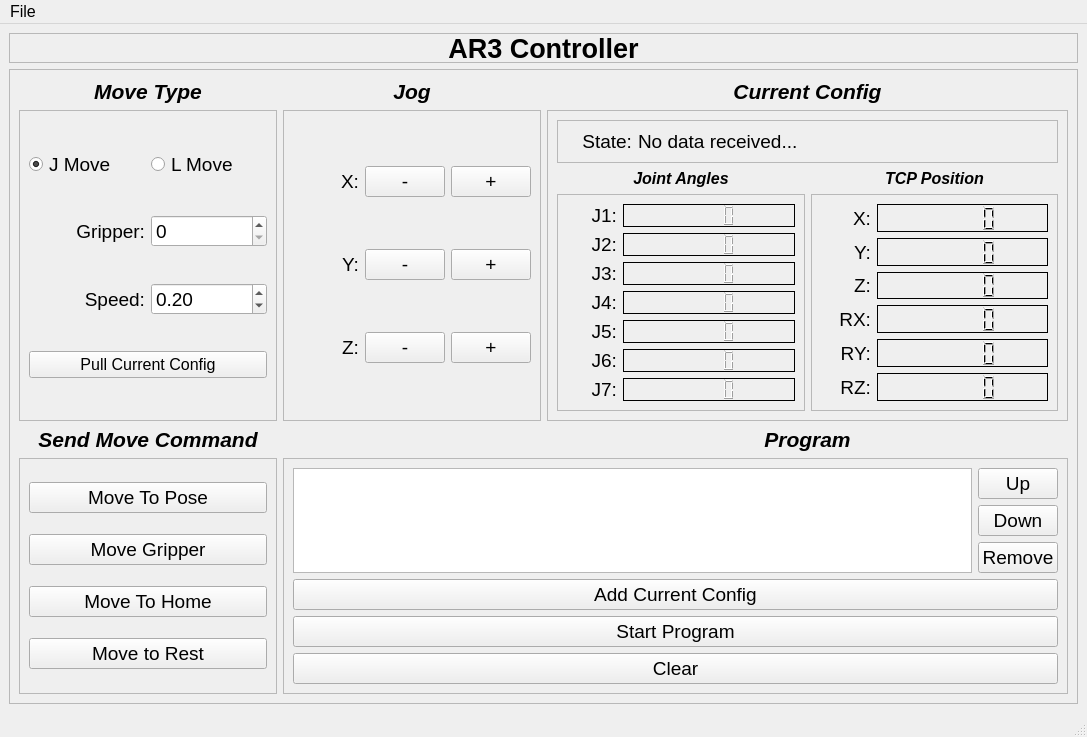
Above: src/ar3/src/ar3/ui/ar3_controller.ui from kpdudek/Robotics before the change. Below: the same form after it.
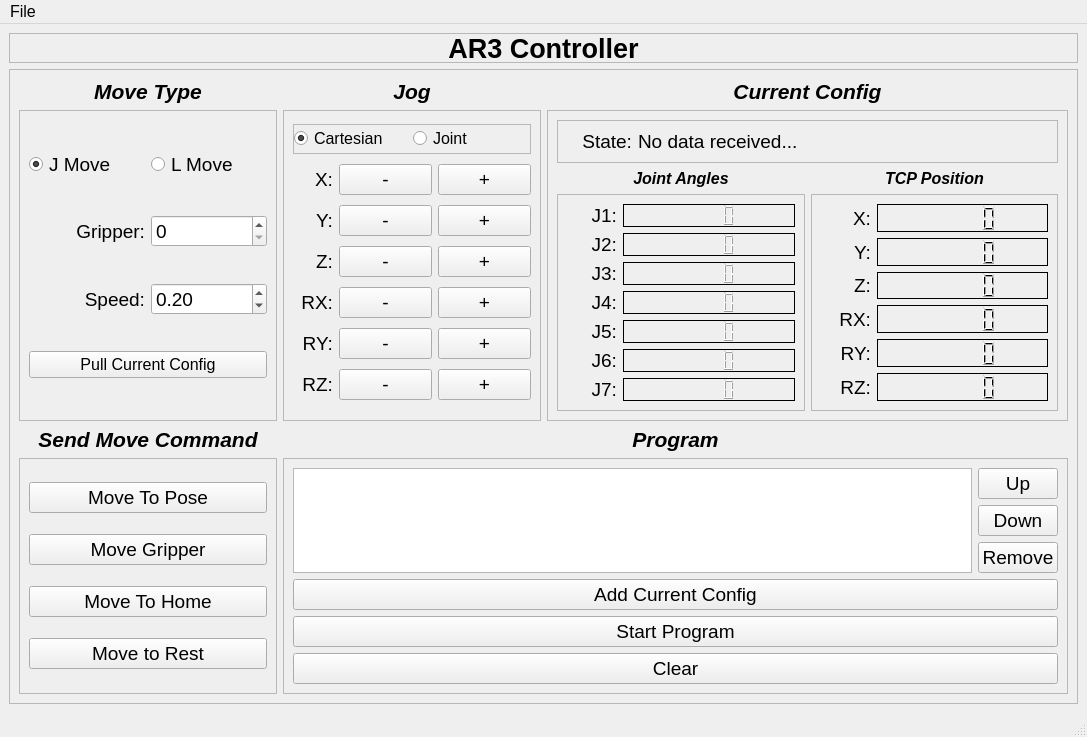
That is the form after the change.

Commit message: Joint and cartesian jog control added

Patch:
```diff
--- a/src/ar3/src/ar3/ui/ar3_controller.ui
+++ b/src/ar3/src/ar3/ui/ar3_controller.ui
@@ -77,36 +77,6 @@
          </property>
         </widget>
        </item>
-       <item row="6" column="2" colspan="2">
-        <widget class="QLabel" name="label_2">
-         <property name="minimumSize">
-          <size>
-           <width>0</width>
-           <height>0</height>
-          </size>
-         </property>
-         <property name="maximumSize">
-          <size>
-           <width>16777215</width>
-           <height>30</height>
-          </size>
-         </property>
-         <property name="font">
-          <font>
-           <pointsize>16</pointsize>
-           <weight>75</weight>
-           <italic>true</italic>
-           <bold>true</bold>
-          </font>
-         </property>
-         <property name="text">
-          <string>Program</string>
-         </property>
-         <property name="alignment">
-          <set>Qt::AlignCenter</set>
-         </property>
-        </widget>
-       </item>
        <item row="7" column="0">
         <widget class="QFrame" name="frame_6">
          <property name="frameShape">
@@ -892,18 +862,6 @@
          </property>
          <layout class="QGridLayout" name="gridLayout_5">
           <item row="1" column="2">
-           <widget class="QPushButton" name="jog_y_pos_button">
-            <property name="font">
-             <font>
-              <pointsize>14</pointsize>
-             </font>
-            </property>
-            <property name="text">
-             <string>+</string>
-            </property>
-           </widget>
-          </item>
-          <item row="0" column="2">
            <widget class="QPushButton" name="jog_x_pos_button">
             <property name="font">
              <font>
@@ -915,23 +873,20 @@
             </property>
            </widget>
           </item>
-          <item row="0" column="0">
-           <widget class="QLabel" name="label_25">
-            <property name="font">
-             <font>
-              <pointsize>14</pointsize>
-             </font>
+          <item row="2" column="0">
+           <widget class="QLabel" name="ax2_label">
+            <property name="minimumSize">
+             <size>
+              <width>40</width>
+              <height>0</height>
+             </size>
             </property>
-            <property name="text">
-             <string>X:</string>
+            <property name="maximumSize">
+             <size>
+              <width>40</width>
+              <height>16777215</height>
+             </size>
             </property>
-            <property name="alignment">
-             <set>Qt::AlignRight|Qt::AlignTrailing|Qt::AlignVCenter</set>
-            </property>
-           </widget>
-          </item>
-          <item row="1" column="0">
-           <widget class="QLabel" name="label_26">
             <property name="font">
              <font>
               <pointsize>14</pointsize>
@@ -945,8 +900,8 @@
             </property>
            </widget>
           </item>
-          <item row="1" column="1">
-           <widget class="QPushButton" name="jog_y_neg_button">
+          <item row="4" column="1">
+           <widget class="QPushButton" name="jog_rx_neg_button">
             <property name="font">
              <font>
               <pointsize>14</pointsize>
@@ -957,7 +912,7 @@
             </property>
            </widget>
           </item>
-          <item row="0" column="1">
+          <item row="1" column="1">
            <widget class="QPushButton" name="jog_x_neg_button">
             <property name="font">
              <font>
@@ -969,7 +924,46 @@
             </property>
            </widget>
           </item>
-          <item row="2" column="1">
+          <item row="5" column="0">
+           <widget class="QLabel" name="ax5_label">
+            <property name="minimumSize">
+             <size>
+              <width>40</width>
+              <height>0</height>
+             </size>
+            </property>
+            <property name="maximumSize">
+             <size>
+              <width>40</width>
+              <height>16777215</height>
+             </size>
+            </property>
+            <property name="font">
+             <font>
+              <pointsize>14</pointsize>
+             </font>
+            </property>
+            <property name="text">
+             <string>RY:</string>
+            </property>
+            <property name="alignment">
+             <set>Qt::AlignRight|Qt::AlignTrailing|Qt::AlignVCenter</set>
+            </property>
+           </widget>
+          </item>
+          <item row="5" column="2">
+           <widget class="QPushButton" name="jog_ry_pos_button">
+            <property name="font">
+             <font>
+              <pointsize>14</pointsize>
+             </font>
+            </property>
+            <property name="text">
+             <string>+</string>
+            </property>
+           </widget>
+          </item>
+          <item row="3" column="1">
            <widget class="QPushButton" name="jog_z_neg_button">
             <property name="font">
              <font>
@@ -981,20 +975,74 @@
             </property>
            </widget>
           </item>
-          <item row="2" column="2">
-           <widget class="QPushButton" name="jog_z_pos_button">
+          <item row="6" column="0">
+           <widget class="QLabel" name="ax6_label">
+            <property name="minimumSize">
+             <size>
+              <width>40</width>
+              <height>0</height>
+             </size>
+            </property>
+            <property name="maximumSize">
+             <size>
+              <width>40</width>
+              <height>16777215</height>
+             </size>
+            </property>
             <property name="font">
              <font>
               <pointsize>14</pointsize>
              </font>
             </property>
             <property name="text">
-             <string>+</string>
+             <string>RZ:</string>
             </property>
+            <property name="alignment">
+             <set>Qt::AlignRight|Qt::AlignTrailing|Qt::AlignVCenter</set>
+            </property>
            </widget>
           </item>
-          <item row="2" column="0">
-           <widget class="QLabel" name="label_27">
+          <item row="4" column="0">
+           <widget class="QLabel" name="ax4_label">
+            <property name="minimumSize">
+             <size>
+              <width>40</width>
+              <height>0</height>
+             </size>
+            </property>
+            <property name="maximumSize">
+             <size>
+              <width>40</width>
+              <height>16777215</height>
+             </size>
+            </property>
+            <property name="font">
+             <font>
+              <pointsize>14</pointsize>
+             </font>
+            </property>
+            <property name="text">
+             <string>RX:</string>
+            </property>
+            <property name="alignment">
+             <set>Qt::AlignRight|Qt::AlignTrailing|Qt::AlignVCenter</set>
+            </property>
+           </widget>
+          </item>
+          <item row="3" column="0">
+           <widget class="QLabel" name="ax3_label">
+            <property name="minimumSize">
+             <size>
+              <width>40</width>
+              <height>0</height>
+             </size>
+            </property>
+            <property name="maximumSize">
+             <size>
+              <width>40</width>
+              <height>16777215</height>
+             </size>
+            </property>
             <property name="font">
              <font>
               <pointsize>14</pointsize>
@@ -1008,6 +1056,167 @@
             </property>
            </widget>
           </item>
+          <item row="6" column="2">
+           <widget class="QPushButton" name="jog_rz_pos_button">
+            <property name="font">
+             <font>
+              <pointsize>14</pointsize>
+             </font>
+            </property>
+            <property name="text">
+             <string>+</string>
+            </property>
+           </widget>
+          </item>
+          <item row="6" column="1">
+           <widget class="QPushButton" name="jog_rz_neg_button">
+            <property name="font">
+             <font>
+              <pointsize>14</pointsize>
+             </font>
+            </property>
+            <property name="text">
+             <string>-</string>
+            </property>
+           </widget>
+          </item>
+          <item row="3" column="2">
+           <widget class="QPushButton" name="jog_z_pos_button">
+            <property name="font">
+             <font>
+              <pointsize>14</pointsize>
+             </font>
+            </property>
+            <property name="text">
+             <string>+</string>
+            </property>
+           </widget>
+          </item>
+          <item row="4" column="2">
+           <widget class="QPushButton" name="jog_rx_pos_button">
+            <property name="font">
+             <font>
+              <pointsize>14</pointsize>
+             </font>
+            </property>
+            <property name="text">
+             <string>+</string>
+            </property>
+           </widget>
+          </item>
+          <item row="2" column="2">
+           <widget class="QPushButton" name="jog_y_pos_button">
+            <property name="font">
+             <font>
+              <pointsize>14</pointsize>
+             </font>
+            </property>
+            <property name="text">
+             <string>+</string>
+            </property>
+           </widget>
+          </item>
+          <item row="2" column="1">
+           <widget class="QPushButton" name="jog_y_neg_button">
+            <property name="font">
+             <font>
+              <pointsize>14</pointsize>
+             </font>
+            </property>
+            <property name="text">
+             <string>-</string>
+            </property>
+           </widget>
+          </item>
+          <item row="5" column="1">
+           <widget class="QPushButton" name="jog_ry_neg_button">
+            <property name="font">
+             <font>
+              <pointsize>14</pointsize>
+             </font>
+            </property>
+            <property name="text">
+             <string>-</string>
+            </property>
+           </widget>
+          </item>
+          <item row="1" column="0">
+           <widget class="QLabel" name="ax1_label">
+            <property name="minimumSize">
+             <size>
+              <width>40</width>
+              <height>0</height>
+             </size>
+            </property>
+            <property name="maximumSize">
+             <size>
+              <width>40</width>
+              <height>16777215</height>
+             </size>
+            </property>
+            <property name="font">
+             <font>
+              <pointsize>14</pointsize>
+             </font>
+            </property>
+            <property name="text">
+             <string>X:</string>
+            </property>
+            <property name="alignment">
+             <set>Qt::AlignRight|Qt::AlignTrailing|Qt::AlignVCenter</set>
+            </property>
+           </widget>
+          </item>
+          <item row="0" column="0" colspan="3">
+           <widget class="QFrame" name="frame_10">
+            <property name="maximumSize">
+             <size>
+              <width>16777215</width>
+              <height>30</height>
+             </size>
+            </property>
+            <property name="frameShape">
+             <enum>QFrame::StyledPanel</enum>
+            </property>
+            <property name="frameShadow">
+             <enum>QFrame::Raised</enum>
+            </property>
+            <layout class="QHBoxLayout" name="horizontalLayout">
+             <property name="spacing">
+              <number>2</number>
+             </property>
+             <property name="leftMargin">
+              <number>0</number>
+             </property>
+             <property name="topMargin">
+              <number>0</number>
+             </property>
+             <property name="rightMargin">
+              <number>0</number>
+             </property>
+             <property name="bottomMargin">
+              <number>0</number>
+             </property>
+             <item>
+              <widget class="QRadioButton" name="cartesian_jog_radiobutton">
+               <property name="text">
+                <string>Cartesian</string>
+               </property>
+               <property name="checked">
+                <bool>true</bool>
+               </property>
+              </widget>
+             </item>
+             <item>
+              <widget class="QRadioButton" name="joint_jog_radiobutton">
+               <property name="text">
+                <string>Joint</string>
+               </property>
+              </widget>
+             </item>
+            </layout>
+           </widget>
+          </item>
          </layout>
         </widget>
        </item>
@@ -1128,6 +1337,36 @@
          </property>
         </widget>
        </item>
+       <item row="6" column="1" colspan="3">
+        <widget class="QLabel" name="label_2">
+         <property name="minimumSize">
+          <size>
+           <width>0</width>
+           <height>0</height>
+          </size>
+         </property>
+         <property name="maximumSize">
+          <size>
+           <width>16777215</width>
+           <height>30</height>
+          </size>
+         </property>
+         <property name="font">
+          <font>
+           <pointsize>16</pointsize>
+           <weight>75</weight>
+           <italic>true</italic>
+           <bold>true</bold>
+          </font>
+         </property>
+         <property name="text">
+          <string>Program</string>
+         </property>
+         <property name="alignment">
+          <set>Qt::AlignCenter</set>
+         </property>
+        </widget>
+       </item>
       </layout>
      </widget>
     </item>
```
The commit also changes 5 other files.
